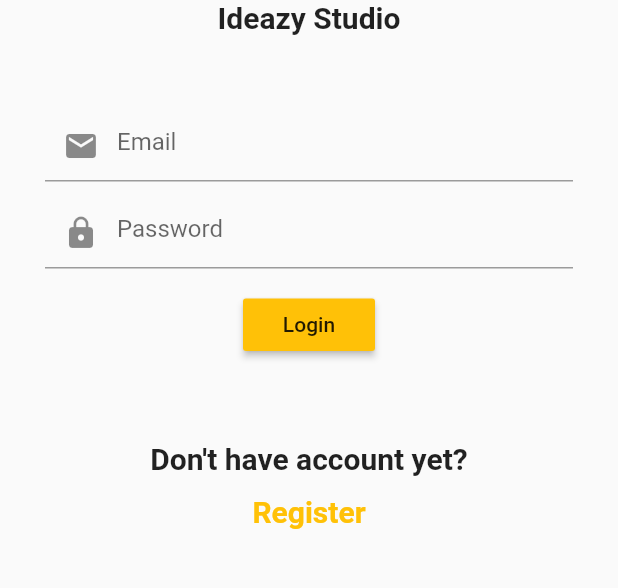
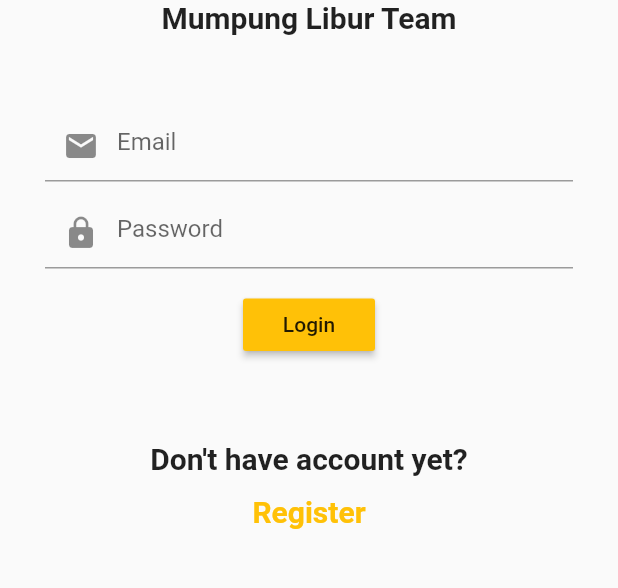
Before and after one commit to irawansyahh/Podcastin, a Flutter app: the screen it shows after launch, on a phone screen of 412 x 824 dp, the part 408-996 px from its top. Run offline on Flutter 3.47's test engine with Material 2 defaults, Android fonts, the phone set to English and light mode, and no system bars; our stand-ins replace audio_service, audioplayers, cached_network_image, cloud_firestore, connectivity, firebase_auth and 9 more; missing offline and left inert: flutter_dialogs, flutter_downloader, mp3_info, pedantic, podcast_search; accounts and stored records are empty.

Commit message:
first commit

```diff
--- a/lib/app.dart
+++ b/lib/app.dart
@@ -16,11 +16,6 @@ class DemoApp extends StatelessWidget {
       ),
       // ignore: missing_return
       initialRoute: "/",
-      // routes: {
-      //   "/": (context) => PodcastinPodcastApp(),
-      //   "/login": (context) => LoginPage(),
-      //   "/register": (context) => RegisterPage(),
-      // },
 
       onGenerateRoute: (RouteSettings settings) {
         switch (settings.name) {
--- a/lib/pages/login.dart
+++ b/lib/pages/login.dart
@@ -61,7 +61,7 @@ class _LoginPageState extends State<LoginPage> {
               ),
             ),
             Text(
-              'Ideazy Studio',
+              'Mumpung Libur Team',
               style: TextStyle(
                 fontSize: 20,
                 fontWeight: FontWeight.bold,
```
